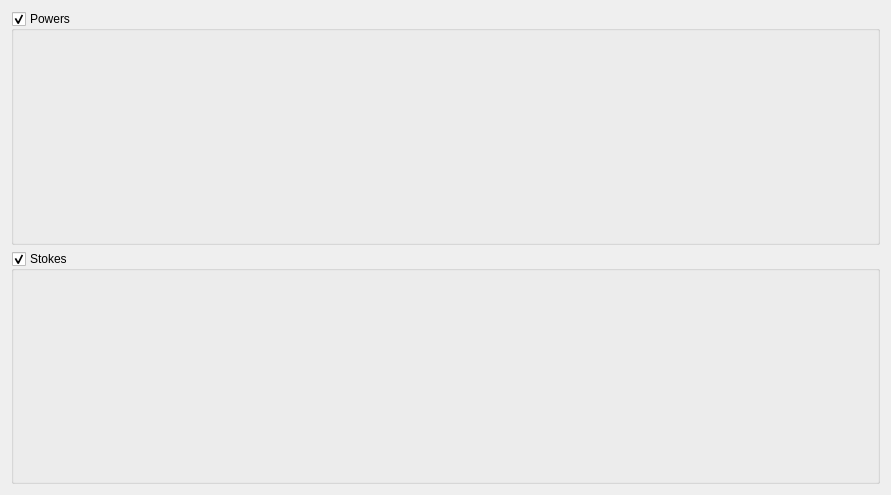
Above: PlotsWidget.ui from ska-sa/AVNSignalAnalyser before the change. Below: the same form after it.
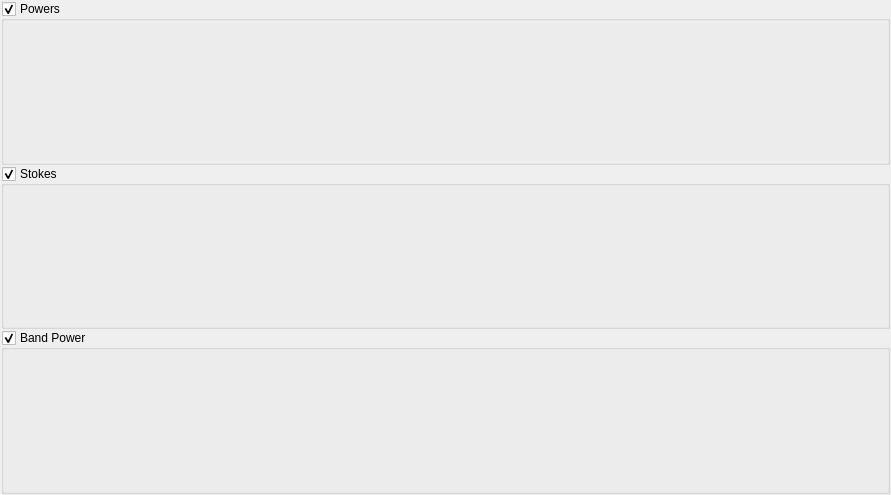
That is the form after the change.

Commit message: Various progress. Program now successfully receives and plots FFT data and Stokes. Intergrated bandwidth plot derived from the FFT data is under developement. Various control improvements added. Zooming, autoscale, save to PDF etc.

What changed in the file:
```diff
--- a/PlotsWidget.ui
+++ b/PlotsWidget.ui
@@ -10,10 +10,22 @@
     <height>495</height>
    </rect>
   </property>
+  <property name="sizePolicy">
+   <sizepolicy hsizetype="Preferred" vsizetype="Expanding">
+    <horstretch>0</horstretch>
+    <verstretch>0</verstretch>
+   </sizepolicy>
+  </property>
   <property name="windowTitle">
    <string>Form</string>
   </property>
   <layout class="QVBoxLayout" name="verticalLayout">
+   <property name="spacing">
+    <number>1</number>
+   </property>
+   <property name="margin">
+    <number>1</number>
+   </property>
    <item>
     <widget class="QGroupBox" name="groupBox_2">
      <property name="title">
@@ -47,6 +59,17 @@
      </layout>
     </widget>
    </item>
+   <item>
+    <widget class="QGroupBox" name="groupBox_bandPower">
+     <property name="title">
+      <string>Band Power</string>
+     </property>
+     <property name="checkable">
+      <bool>true</bool>
+     </property>
+     <layout class="QHBoxLayout" name="horizontalLayout_bandPower"/>
+    </widget>
+   </item>
   </layout>
  </widget>
  <resources/>
```
Left out of the diff: 4 changed lines with no effect on the pictures. The commit also changes 17 other files.
